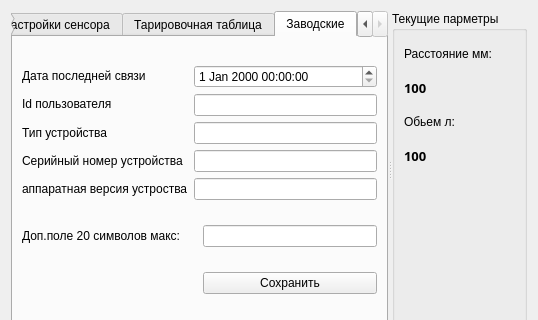
First picture: the form in mws.ui, repository zaitseu1994/EurosensConfig, before the edit; both pictures show x 0 to 538 and y 0 to 320 of the 538 by 463 pixel window.
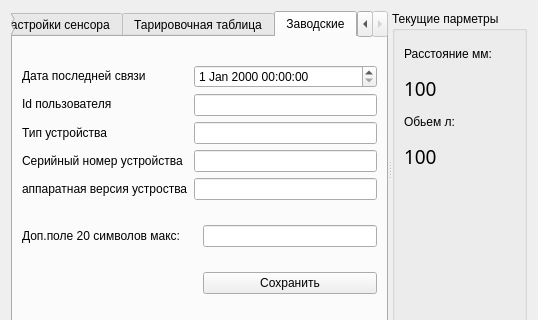
Second picture: the form after the edit. Icons and pictures are not drawn. Custom widgets are drawn as their Qt base class.

```diff
--- a/mws.ui
+++ b/mws.ui
@@ -686,9 +686,9 @@
               <property name="font">
                <font>
                 <family>Segoe Print</family>
-                <pointsize>10</pointsize>
-                <weight>75</weight>
-                <bold>true</bold>
+                <pointsize>14</pointsize>
+                <weight>50</weight>
+                <bold>false</bold>
                </font>
               </property>
               <property name="text">
@@ -708,9 +708,9 @@
               <property name="font">
                <font>
                 <family>Segoe Print</family>
-                <pointsize>10</pointsize>
-                <weight>75</weight>
-                <bold>true</bold>
+                <pointsize>14</pointsize>
+                <weight>50</weight>
+                <bold>false</bold>
                </font>
               </property>
               <property name="text">
```
